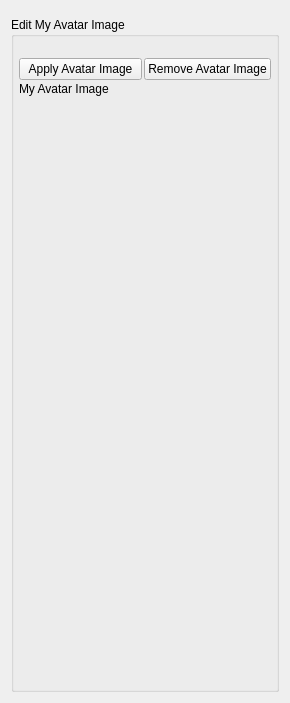
Above: AppsSrc/CommonSrc/Forms/AppletEditAvatarImage.ui from brettrjones-github/nolimitconnect before the change. Below: the same form after it.
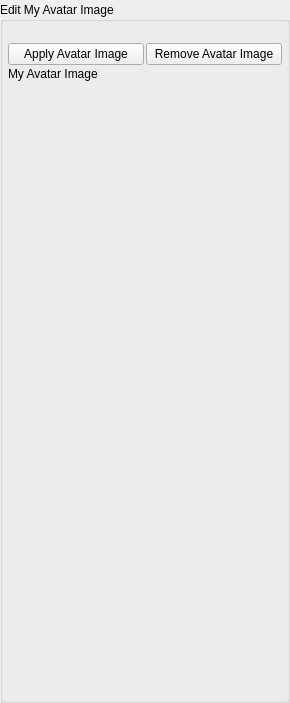
That is the form after the change. Custom widgets are drawn as their Qt base class.

Commit message: Low resolution android devices layout changes

```diff
--- a/AppsSrc/CommonSrc/Forms/AppletEditAvatarImage.ui
+++ b/AppsSrc/CommonSrc/Forms/AppletEditAvatarImage.ui
@@ -14,6 +14,21 @@
    <string>Edit My Avatar Imae</string>
   </property>
   <layout class="QVBoxLayout" name="verticalLayout">
+   <property name="spacing">
+    <number>2</number>
+   </property>
+   <property name="leftMargin">
+    <number>0</number>
+   </property>
+   <property name="topMargin">
+    <number>0</number>
+   </property>
+   <property name="rightMargin">
+    <number>0</number>
+   </property>
+   <property name="bottomMargin">
+    <number>0</number>
+   </property>
    <item>
     <widget class="ServiceSettingsWidget" name="m_ServiceSettingsWidget" native="true">
      <property name="sizePolicy">
```
The commit also changes 5 other files.
